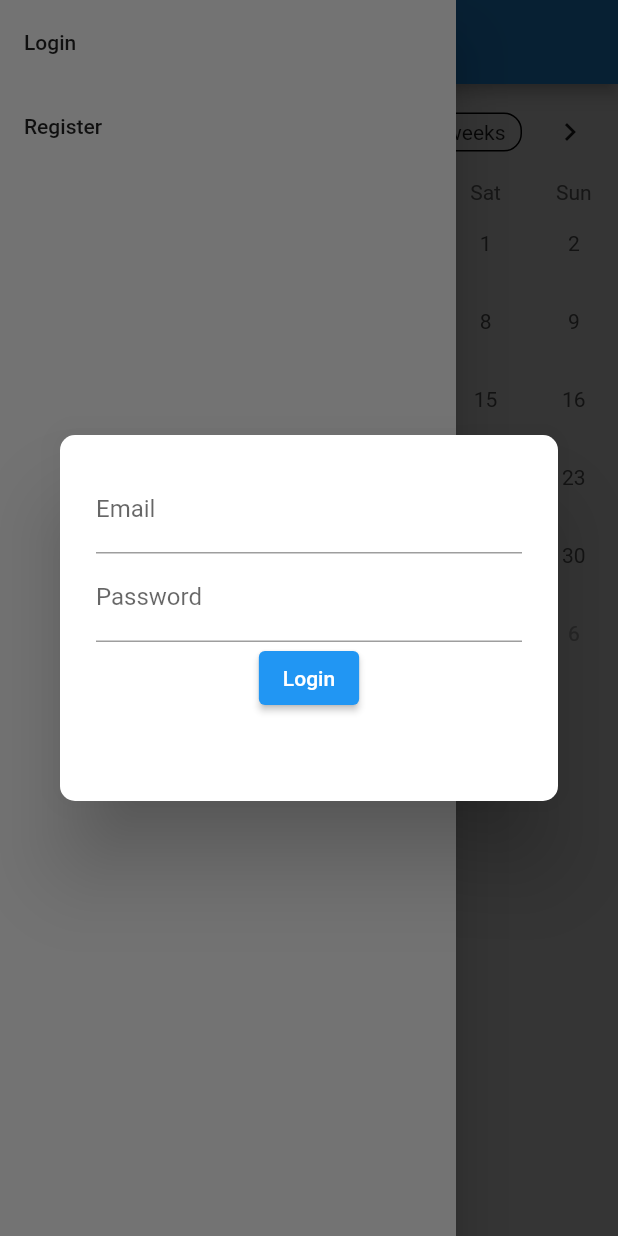
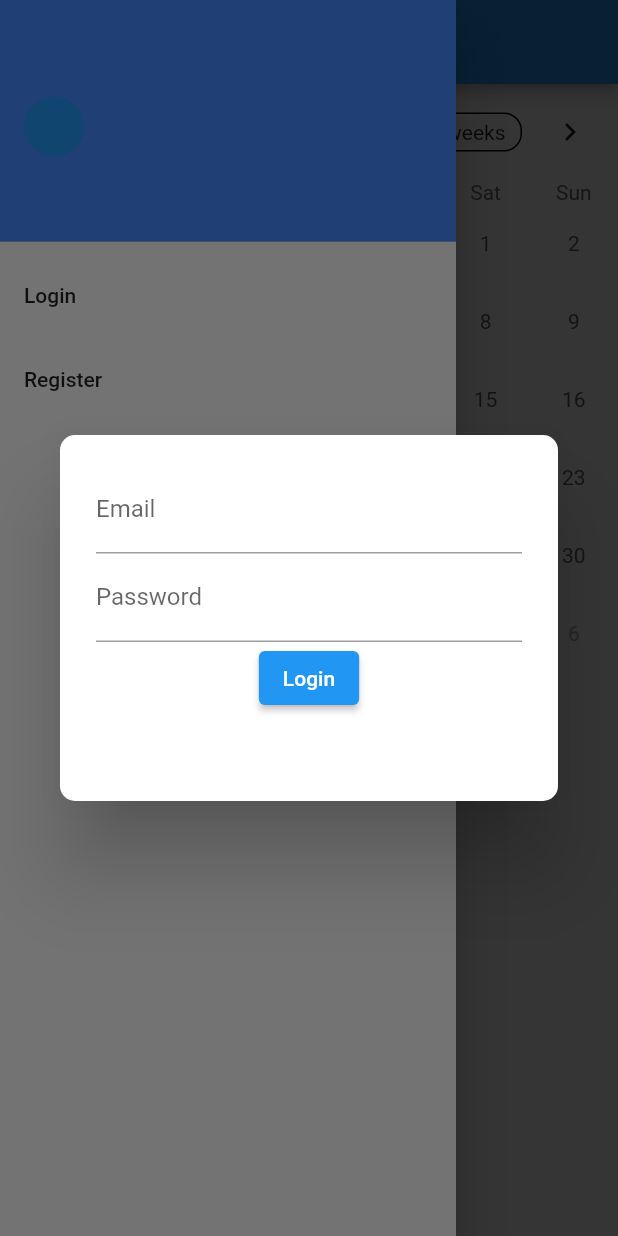
Before and after one commit to matecija/safor, a Flutter app: the screen it shows after launch, in the side drawer, after a tap on "Login", on a phone screen of 412 x 824 dp. Run offline on Flutter 3.47's test engine with Material 2 defaults, Android fonts, the phone set to English and light mode, and no system bars; drawn by our look-alikes of table_calendar; our stand-ins replace cloud_firestore, firebase_auth, firebase_core, fluttertoast; accounts and stored records are empty.

Commit message:
commit 5

```diff
--- a/lib/main.dart
+++ b/lib/main.dart
@@ -3,12 +3,13 @@ import 'package:firebase_auth/firebase_auth.dart';
 import 'package:firebase_core/firebase_core.dart';
 import 'package:flutter/material.dart';
 import 'package:intl/intl.dart';
+import 'package:safor/services/model.dart';
 import 'LoginDialog.dart';
 import 'RegisterDialog.dart';
 import 'ReservarDialog.dart';
 import 'constants.dart';
 import 'package:table_calendar/table_calendar.dart';
-
+import 'package:scoped_model/scoped_model.dart';
 
 void main() {
   WidgetsFlutterBinding.ensureInitialized();
@@ -18,6 +19,7 @@ class MyApp extends StatelessWidget {
 
   @override
   Widget build(BuildContext context) {
+
     return MaterialApp(
 
       home: FutureBuilder(
@@ -28,18 +30,34 @@ class MyApp extends StatelessWidget {
 
           // Once complete, show your application
           if (snapshot.connectionState == ConnectionState.done) {
+
+            return ScopedModel<AppModel>(
+                model: AppModel(),
+                child: FutureBuilder(
+                  // Initialize FlutterFire
+                  future: Firebase.initializeApp(),
+                  builder: (context, snapshot) {
+                    // Check for errors
+                    // Once complete, show your application
+                    if (snapshot.connectionState == ConnectionState.done) {
                       return CalendarTable();
                     }
-
+                    // Otherwise, show something whilst waiting for initialization to complete
+                    return CircularProgressIndicator();
+                  },
+                )
+            );
+          }
           // Otherwise, show something whilst waiting for initialization to complete
           return CircularProgressIndicator();
         },
       ),
+
     );
+  }
+}
 
 
-  }
-}
 
 
 class CalendarTable extends StatefulWidget {
@@ -56,12 +74,12 @@ class _CalendarTableState extends State<CalendarTable> {
   DateTime _focusedDay = DateTime.now();
   DateTime? _selectedDay;
   List<Event> retrievedData  = [];
-  User? currentUser;
 
 
   @override
   void initState() {
     super.initState();
+
     _getEvents();
     _selectedDay = _focusedDay;
     _selectedEvents = ValueNotifier(_getEventsForDay(_selectedDay!));
@@ -73,14 +91,55 @@ class _CalendarTableState extends State<CalendarTable> {
     super.dispose();
   }
 
-  Future<dynamic> _getEvents() async {
+  void _getEvents() async {
     print("getevents start");
-    await for (var snapshot in FirebaseFirestore.instance.collection('reservas').snapshots()) {
+    List<Event> data  = [];
+
+     try{
+        await FirebaseFirestore.instance.collection('reservas').snapshots().forEach((snapshot) {
+          print("Data clear");
+          data.clear();
+          for (var message in snapshot.docs) {
+
+              print("Firebase Data -> ${message.data()}");
+              data.add(Event(message['name'],
+                  message['description'],
+                  (message['day'] as Timestamp).toDate(),
+                  (message['start'] as Timestamp).toDate(),
+                  (message['end'] as Timestamp).toDate()));
+          }
+
+          print("Data: " + data.toString());
+          setState(() {  retrievedData = data;  });
+
+        });
+    }catch (e) {
+       e.toString();
+    }
+
+
+/*
+    CollectionReference _collectionRef =
+    await FirebaseFirestore.instance.collection('reservas');
+    QuerySnapshot querySnapshot = await _collectionRef.get();
+
+    for(var message in querySnapshot.docs ){
+      data.add(Event(message['name'],
+          message['description'],
+          (message['day'] as Timestamp).toDate(),
+          (message['start'] as Timestamp).toDate(),
+          (message['end'] as Timestamp).toDate()));
+    }
+*/
+
+
+
+
+    /*await for (var snapshot in FirebaseFirestore.instance.collection('reservas').doc) {
       for (var message in snapshot.docs) {
         try{
           print("Firebase Data -> ${message.data()}");
-
-          retrievedData.add(Event(message['name'],
+          data.add(Event(message['name'],
               message['description'],
               (message['day'] as Timestamp).toDate(),
               (message['start'] as Timestamp).toDate(),
@@ -89,12 +148,8 @@ class _CalendarTableState extends State<CalendarTable> {
         }catch(e){
           print("--- Error! : $e");
         }
-
       }
-      print("Retrieved events Data: ");
-      print(retrievedData);
-      setState(() {});
-    }
+    }*/
   }
 
   List<Event> _getEventsForDay(DateTime day) {
@@ -125,17 +180,67 @@ class _CalendarTableState extends State<CalendarTable> {
 
   @override
   Widget build(BuildContext context) {
+    return ScopedModelDescendant<AppModel>(
+      builder: (context,child,model){
         return Scaffold(
           appBar: AppBar(
             title: Text("Reservas Safor"),
           ),
+
           drawer: Drawer(
+
             child: ListView(
               children: [
-            if(currentUser == null) LoginDialog().buildDialog(context, this, currentUser),
-            if(currentUser == null) RegisterDialog().buildDialog(context, this, currentUser),
-            if(currentUser != null) ReservarDialog().buildDialog(context, this, currentUser!),
-           // ReservarDialog().buildDialog(context, this),
+                DrawerHeader(
+
+                  child: Row(
+                    children: [
+
+                      if(model.currentUser != null && model.currentUser!.photoURL != null) Align(
+                        alignment: Alignment.centerLeft,
+                        child: Image.network(model.currentUser!.photoURL!),
+                        ),
+
+                      if(model.currentUser != null && model.currentUser!.photoURL == null)Align(
+                        alignment: Alignment.centerLeft,
+                        child: Image.network("https://thumbs.dreamstime.com/b/default-avatar-profile-flat-icon-social-media-user-vector-portrait-unknown-human-image-default-avatar-profile-flat-icon-184330869.jpg"),
+                      ),
+
+                      if(model.currentUser == null)Align(
+                        alignment: Alignment.centerLeft,
+                        child: CircleAvatar(
+                          backgroundColor: Colors.blue,
+                        ),
+                      ),
+
+                      if(model.currentUser != null)
+                        Container(
+                          constraints: BoxConstraints(maxWidth: 200),
+                         child :Text(
+                              model.currentUser!.displayName!,
+                              style: TextStyle(color: Colors.white, fontSize: 20),
+                              overflow: TextOverflow.clip,
+                          ),
+                        ),
+
+
+                    ],
+                  ),
+                  decoration: BoxDecoration(color: Colors.blueAccent),
+                ),
+
+
+
+
+                if(model.currentUser == null) LoginDialog().buildDialog(context, this, model.currentUser),
+                if(model.currentUser == null) RegisterDialog().buildDialog(context, this, model.currentUser),
+                if(model.currentUser != null) ReservarDialog().buildDialog(context, this, model.currentUser!,retrievedData),
+                if(model.currentUser != null) ListTile(
+                  title: Text("Sign out"),
+                  onTap: () {
+                    model.logoutModelFunc();
+                  },
+                )
               ],
             ),
           ),
@@ -198,4 +303,6 @@ class _CalendarTableState extends State<CalendarTable> {
           ),
         );
     }
+    );
   }
+}
--- a/pubspec.yaml
+++ b/pubspec.yaml
@@ -30,6 +30,7 @@ dependencies:
   firebase_auth:
   intl: ^0.17.0
   scoped_model: ^1.1.0
+  fluttertoast: ^8.0.6
 
 
 dev_dependencies:
```
Also changed, not shown: lib/LoginDialog.dart (+14 -16 lines), lib/RegisterDialog.dart (+14 -12 lines), lib/ReservarDialog.dart (+37 -24 lines), lib/model.dart (deleted, +0 -9 lines), lib/services/model.dart (added, +107 -0 lines), lib/services/services.dart (+7 -2 lines), pubspec.lock. Lines whose indentation alone changed are shown as unchanged.
